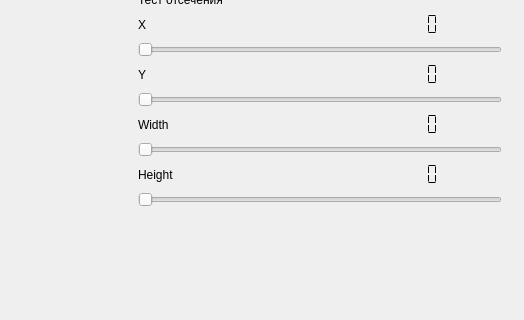
Xtail96/graphics, file Lab1/Lab1/mainwindow.ui: the form before one commit; both pictures show x 276 to 800 and y 308 to 628 of the 800 by 727 pixel window.
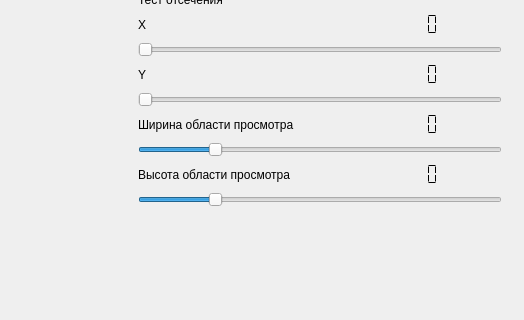
The form after the commit. Custom widgets are drawn as their Qt base class.

What changed in the file:
```diff
--- a/Lab1/Lab1/mainwindow.ui
+++ b/Lab1/Lab1/mainwindow.ui
@@ -65,6 +65,9 @@
           <number>0</number>
          </property>
          <property name="maximum">
+          <number>500</number>
+         </property>
+         <property name="value">
           <number>100</number>
          </property>
          <property name="orientation">
@@ -127,6 +130,9 @@
           <number>0</number>
          </property>
          <property name="maximum">
+          <number>500</number>
+         </property>
+         <property name="value">
           <number>100</number>
          </property>
          <property name="orientation">
@@ -144,14 +150,14 @@
        <item row="20" column="0">
         <widget class="QLabel" name="scissorTestHeightLabel">
          <property name="text">
-          <string>Height</string>
+          <string>Высота области просмотра</string>
          </property>
         </widget>
        </item>
        <item row="17" column="0">
         <widget class="QLabel" name="scissorTestWidthLabel">
          <property name="text">
-          <string>Width</string>
+          <string>Ширина области просмотра</string>
          </property>
         </widget>
        </item>
```
